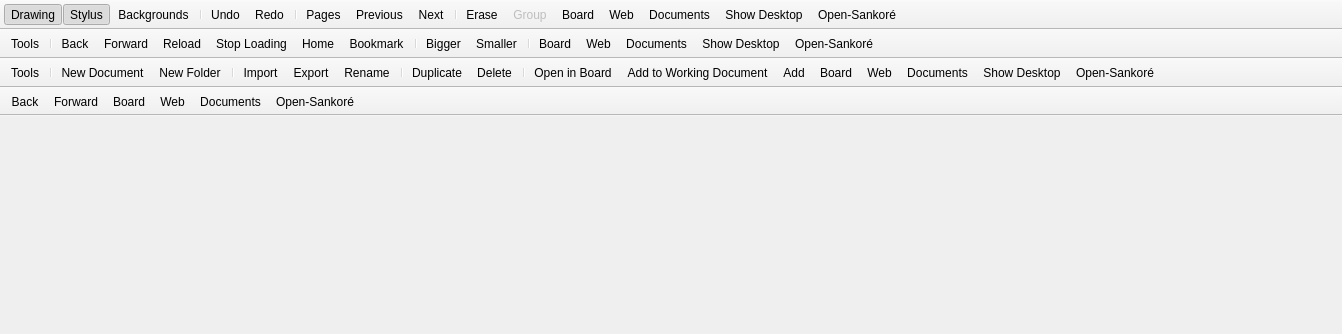
Sankore/Sankore-3.1, file resources/forms/mainWindow.ui: the form before one commit.
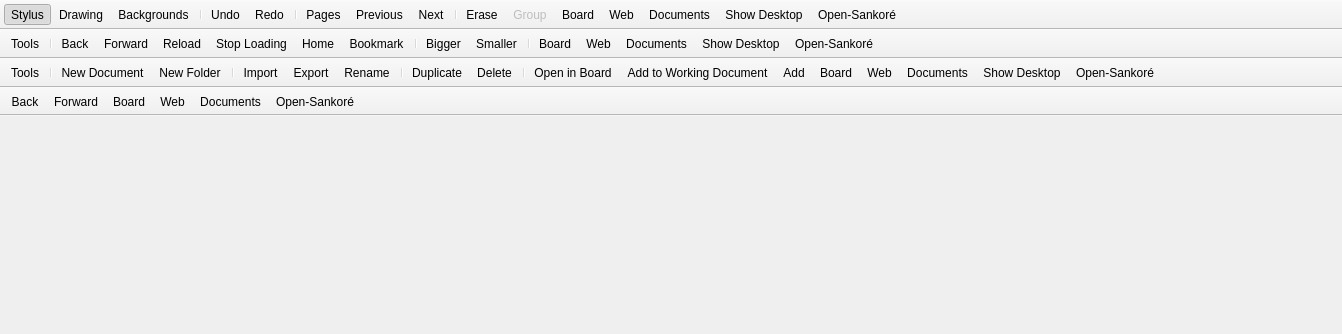
The form after the commit. Icons and pictures are not drawn.

Commit message: Modifs sur DrawingPalette et ses SubPalettes

The edit to the form file:
```diff
--- a/resources/forms/mainWindow.ui
+++ b/resources/forms/mainWindow.ui
@@ -58,8 +58,8 @@
    <attribute name="toolBarBreak">
     <bool>false</bool>
    </attribute>
-   <addaction name="actionDrawing"/>
    <addaction name="actionStylus"/>
+   <addaction name="actionDrawing"/>
    <addaction name="actionBackgrounds"/>
    <addaction name="separator"/>
    <addaction name="actionUndo"/>
@@ -1881,7 +1881,7 @@
     <bool>true</bool>
    </property>
    <property name="checked">
-    <bool>true</bool>
+    <bool>false</bool>
    </property>
    <property name="icon">
     <iconset resource="../sankore.qrc">
```
The commit also changes 3 other files.
